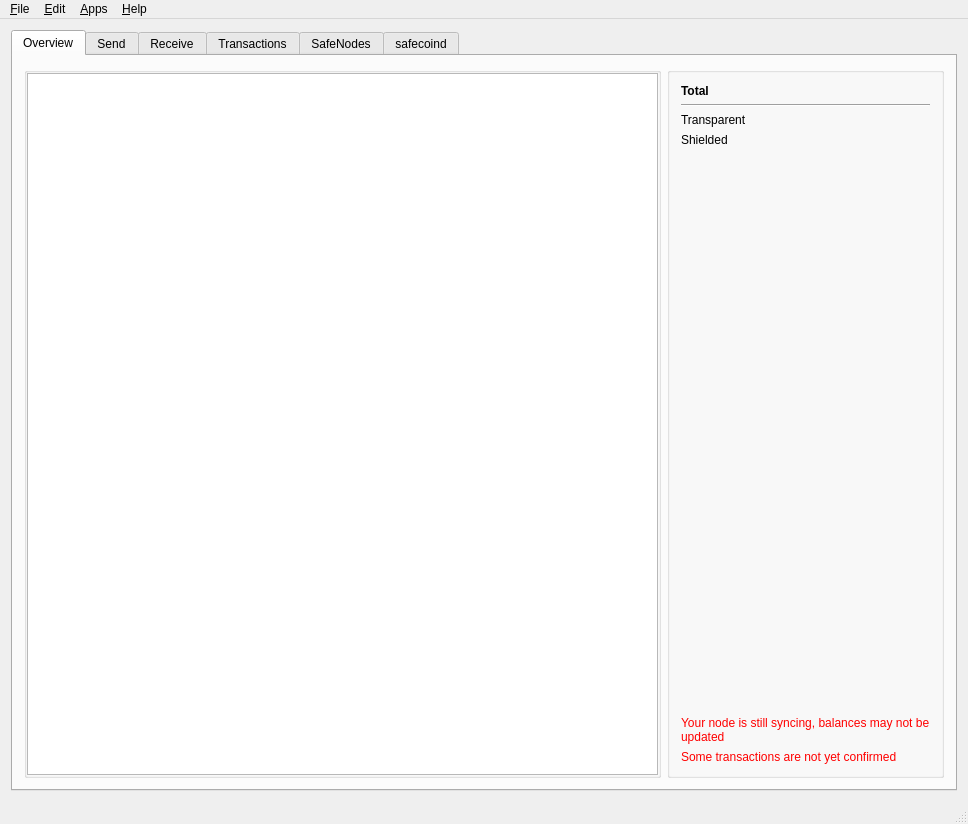
Before: the Qt Designer form src/mainwindow.ui in ZcashFoundation/zecwallet, drawn with Qt 5.
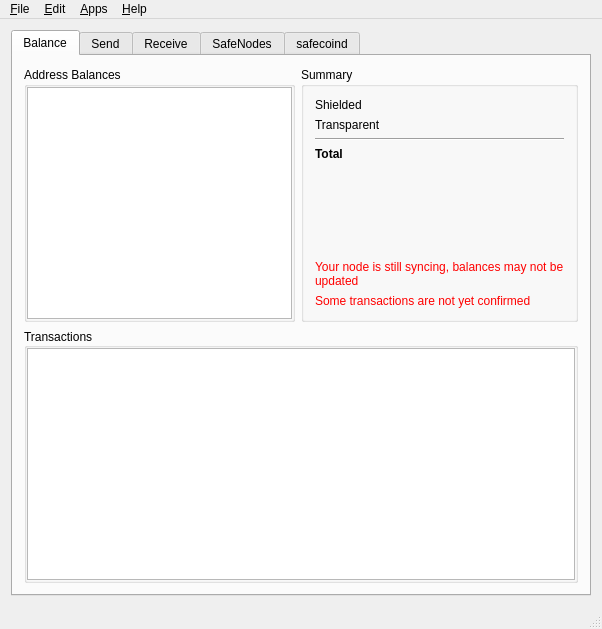
After: the same form once the commit is applied. Icons and pictures are not drawn. Custom widgets are drawn as their Qt base class.

What changed in the file:
```diff
--- a/src/mainwindow.ui
+++ b/src/mainwindow.ui
@@ -6,8 +6,8 @@
    <rect>
     <x>0</x>
     <y>0</y>
-    <width>968</width>
-    <height>824</height>
+    <width>550</width>
+    <height>600</height>
    </rect>
   </property>
   <property name="windowTitle">
@@ -26,13 +26,13 @@
       </property>
       <widget class="QWidget" name="tab">
        <attribute name="title">
-        <string>Overview</string>
+        <string>Balance</string>
        </attribute>
        <layout class="QGridLayout" name="gridLayout_2">
         <item row="0" column="0">
          <layout class="QHBoxLayout" name="horizontalLayout_5">
           <item>
-           <widget class="QGroupBox" name="BalanceTable">
+           <widget class="QGroupBox" name="groupBox_2">
             <property name="sizePolicy">
              <sizepolicy hsizetype="Expanding" vsizetype="Preferred">
               <horstretch>0</horstretch>
@@ -40,7 +40,7 @@
              </sizepolicy>
             </property>
             <property name="title">
-             <string/>
+             <string>Address Balances</string>
             </property>
             <layout class="QHBoxLayout" name="horizontalLayout_4">
              <property name="spacing">
@@ -60,15 +60,6 @@
              </property>
              <item>
               <widget class="QTableView" name="balancesTable">
-               <property name="enabled">
-                <bool>true</bool>
-               </property>
-               <property name="maximumSize">
-                <size>
-                 <width>666</width>
-                 <height>16777215</height>
-                </size>
-               </property>
                <property name="selectionMode">
                 <enum>QAbstractItemView::SingleSelection</enum>
                </property>
@@ -103,87 +94,14 @@
            </size>
           </property>
           <property name="title">
-           <string/>
+           <string>Summary</string>
           </property>
           <property name="flat">
            <bool>false</bool>
           </property>
           <layout class="QGridLayout" name="gridLayout">
-           <item row="1" column="0">
+           <item row="0" column="0">
             <layout class="QVBoxLayout" name="verticalLayout">
-             <item>
-              <layout class="QHBoxLayout" name="horizontalLayout_3">
-               <item>
-                <widget class="QLabel" name="label_3">
-                 <property name="sizePolicy">
-                  <sizepolicy hsizetype="Minimum" vsizetype="Preferred">
-                   <horstretch>0</horstretch>
-                   <verstretch>0</verstretch>
-                  </sizepolicy>
-                 </property>
-                 <property name="font">
-                  <font>
-                   <weight>75</weight>
-                   <bold>true</bold>
-                  </font>
-                 </property>
-                 <property name="text">
-                  <string>Total</string>
-                 </property>
-                </widget>
-               </item>
-               <item>
-                <widget class="QLabel" name="balTotal">
-                 <property name="font">
-                  <font>
-                   <weight>75</weight>
-                   <bold>true</bold>
-                  </font>
-                 </property>
-                 <property name="text">
-                  <string/>
-                 </property>
-                 <property name="alignment">
-                  <set>Qt::AlignRight|Qt::AlignTrailing|Qt::AlignVCenter</set>
-                 </property>
-                </widget>
-               </item>
-              </layout>
-             </item>
-             <item>
-              <widget class="Line" name="line">
-               <property name="orientation">
-                <enum>Qt::Horizontal</enum>
-               </property>
-              </widget>
-             </item>
-             <item>
-              <layout class="QHBoxLayout" name="horizontalLayout_2">
-               <item>
-                <widget class="QLabel" name="label_2">
-                 <property name="sizePolicy">
-                  <sizepolicy hsizetype="Minimum" vsizetype="Preferred">
-                   <horstretch>0</horstretch>
-                   <verstretch>0</verstretch>
-                  </sizepolicy>
-                 </property>
-                 <property name="text">
-                  <string>Transparent</string>
-                 </property>
-                </widget>
-               </item>
-               <item>
-                <widget class="QLabel" name="balTransparent">
-                 <property name="text">
-                  <string/>
-                 </property>
-                 <property name="alignment">
-                  <set>Qt::AlignRight|Qt::AlignTrailing|Qt::AlignVCenter</set>
-                 </property>
-                </widget>
-               </item>
-              </layout>
-             </item>
              <item>
               <layout class="QHBoxLayout" name="horizontalLayout">
                <item>
@@ -211,6 +129,79 @@
                </item>
               </layout>
              </item>
+             <item>
+              <layout class="QHBoxLayout" name="horizontalLayout_2">
+               <item>
+                <widget class="QLabel" name="label_2">
+                 <property name="sizePolicy">
+                  <sizepolicy hsizetype="Minimum" vsizetype="Preferred">
+                   <horstretch>0</horstretch>
+                   <verstretch>0</verstretch>
+                  </sizepolicy>
+                 </property>
+                 <property name="text">
+                  <string>Transparent</string>
+                 </property>
+                </widget>
+               </item>
+               <item>
+                <widget class="QLabel" name="balTransparent">
+                 <property name="text">
+                  <string/>
+                 </property>
+                 <property name="alignment">
+                  <set>Qt::AlignRight|Qt::AlignTrailing|Qt::AlignVCenter</set>
+                 </property>
+                </widget>
+               </item>
+              </layout>
+             </item>
+             <item>
+              <widget class="Line" name="line">
+               <property name="orientation">
+                <enum>Qt::Horizontal</enum>
+               </property>
+              </widget>
+             </item>
+             <item>
+              <layout class="QHBoxLayout" name="horizontalLayout_3">
+               <item>
+                <widget class="QLabel" name="label_3">
+                 <property name="sizePolicy">
+                  <sizepolicy hsizetype="Minimum" vsizetype="Preferred">
+                   <horstretch>0</horstretch>
+                   <verstretch>0</verstretch>
+                  </sizepolicy>
+                 </property>
+                 <property name="font">
+                  <font>
+                   <weight>75</weight>
+                   <bold>true</bold>
+                  </font>
+                 </property>
+                 <property name="text">
+                  <string>Total</string>
+                 </property>
+                </widget>
+               </item>
+               <item>
+                <widget class="QLabel" name="balTotal">
+                 <property name="font">
+                  <font>
+                   <weight>75</weight>
+                   <bold>true</bold>
+                  </font>
+                 </property>
+                 <property name="text">
+                  <string/>
+                 </property>
+                 <property name="alignment">
+                  <set>Qt::AlignRight|Qt::AlignTrailing|Qt::AlignVCenter</set>
+                 </property>
+                </widget>
+               </item>
+              </layout>
+             </item>
              <item>
               <layout class="QHBoxLayout" name="horizontalLayout_99">
                <item>
@@ -297,6 +288,53 @@
           </layout>
          </widget>
         </item>
+        <item row="1" column="0" colspan="2">
+         <layout class="QHBoxLayout" name="horizontalLayout_28">
+          <item>
+           <widget class="QGroupBox" name="horizontalGroupBox_3">
+            <property name="title">
+             <string>Transactions</string>
+            </property>
+            <property name="alignment">
+             <set>Qt::AlignLeading|Qt::AlignLeft|Qt::AlignVCenter</set>
+            </property>
+            <layout class="QHBoxLayout" name="horizontalLayout_29">
+             <property name="leftMargin">
+              <number>0</number>
+             </property>
+             <property name="topMargin">
+              <number>0</number>
+             </property>
+             <property name="rightMargin">
+              <number>0</number>
+             </property>
+             <property name="bottomMargin">
+              <number>0</number>
+             </property>
+             <item>
+              <widget class="QTableView" name="transactionsTable">
+               <property name="selectionMode">
+                <enum>QAbstractItemView::SingleSelection</enum>
+               </property>
+               <property name="selectionBehavior">
+                <enum>QAbstractItemView::SelectRows</enum>
+               </property>
+               <property name="cornerButtonEnabled">
+                <bool>false</bool>
+               </property>
+               <attribute name="horizontalHeaderStretchLastSection">
+                <bool>true</bool>
+               </attribute>
+               <attribute name="verticalHeaderVisible">
+                <bool>false</bool>
+               </attribute>
+              </widget>
+             </item>
+            </layout>
+           </widget>
+          </item>
+         </layout>
+        </item>
        </layout>
       </widget>
       <widget class="QWidget" name="tab_2">
@@ -360,12 +398,9 @@
                <property name="orientation">
                 <enum>Qt::Horizontal</enum>
                </property>
-               <property name="sizeType">
-                <enum>QSizePolicy::Fixed</enum>
-               </property>
                <property name="sizeHint" stdset="0">
                 <size>
-                 <width>400</width>
+                 <width>40</width>
                  <height>20</height>
                 </size>
                </property>
@@ -410,8 +445,8 @@
                <rect>
                 <x>0</x>
                 <y>0</y>
-                <width>922</width>
-                <height>553</height>
+                <width>504</width>
+                <height>329</height>
                </rect>
               </property>
               <layout class="QVBoxLayout" name="sendToLayout">
@@ -741,6 +776,13 @@
             <layout class="QVBoxLayout" name="verticalLayout_9">
              <item>
               <layout class="QHBoxLayout" name="horizontalLayout_9">
+               <item>
+                <widget class="QRadioButton" name="rdioZSAddr">
+                 <property name="text">
+                  <string>Shielded Address (Private, Anonymous)</string>
+                 </property>
+                </widget>
+               </item>
                <item>
                 <widget class="QRadioButton" name="rdioTAddr">
                  <property name="sizePolicy">
@@ -754,13 +796,6 @@
                  </property>
                 </widget>
                </item>
-               <item>
-                <widget class="QRadioButton" name="rdioZSAddr">
-                 <property name="text">
-                  <string>Shielded Address (Private, Anonymous)</string>
-                 </property>
-                </widget>
-               </item>
               </layout>
              </item>
              <item>
@@ -937,23 +972,6 @@
         </item>
        </layout>
       </widget>
-      <widget class="QWidget" name="tab_4">
-       <attribute name="title">
-        <string>Transactions</string>
-       </attribute>
-       <layout class="QVBoxLayout" name="verticalLayout_2">
-        <item>
-         <widget class="QTableView" name="transactionsTable">
-          <property name="selectionMode">
-           <enum>QAbstractItemView::SingleSelection</enum>
-          </property>
-          <property name="selectionBehavior">
-           <enum>QAbstractItemView::SelectRows</enum>
-          </property>
-         </widget>
-        </item>
-       </layout>
-      </widget>
       <widget class="QWidget" name="tab_5">
        <attribute name="title">
         <string>SafeNodes</string>
@@ -2109,7 +2127,7 @@
     <rect>
      <x>0</x>
      <y>0</y>
-     <width>968</width>
+     <width>550</width>
      <height>21</height>
     </rect>
    </property>
```
Left out of the diff: 2 changed lines with no effect on the pictures.
